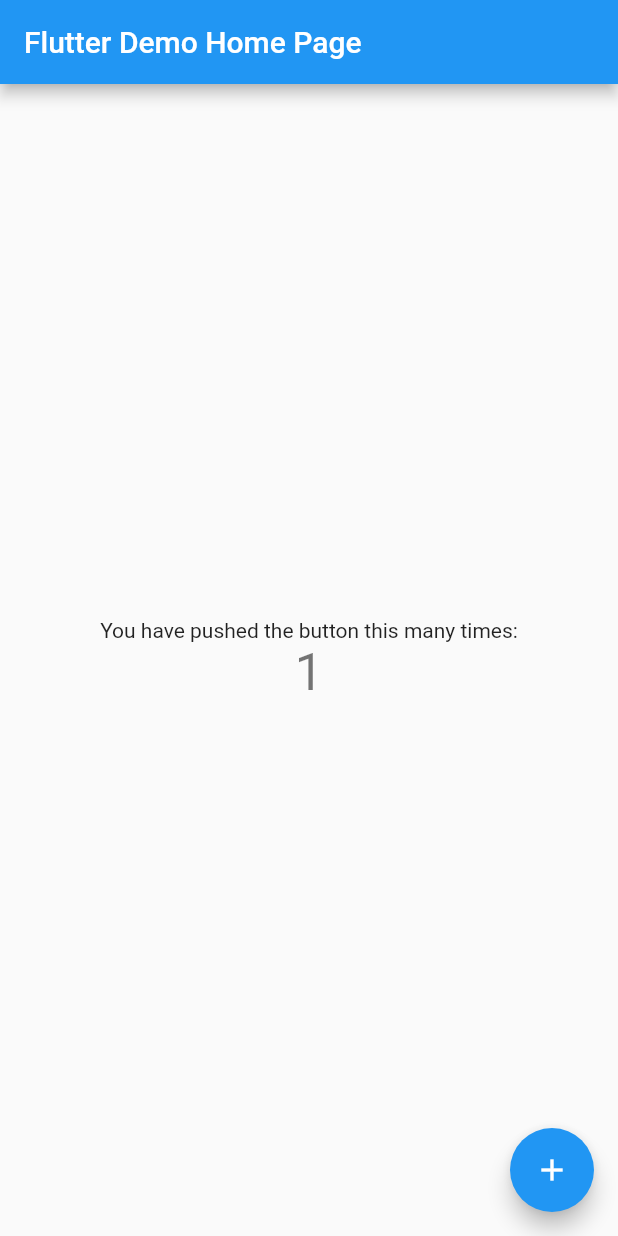
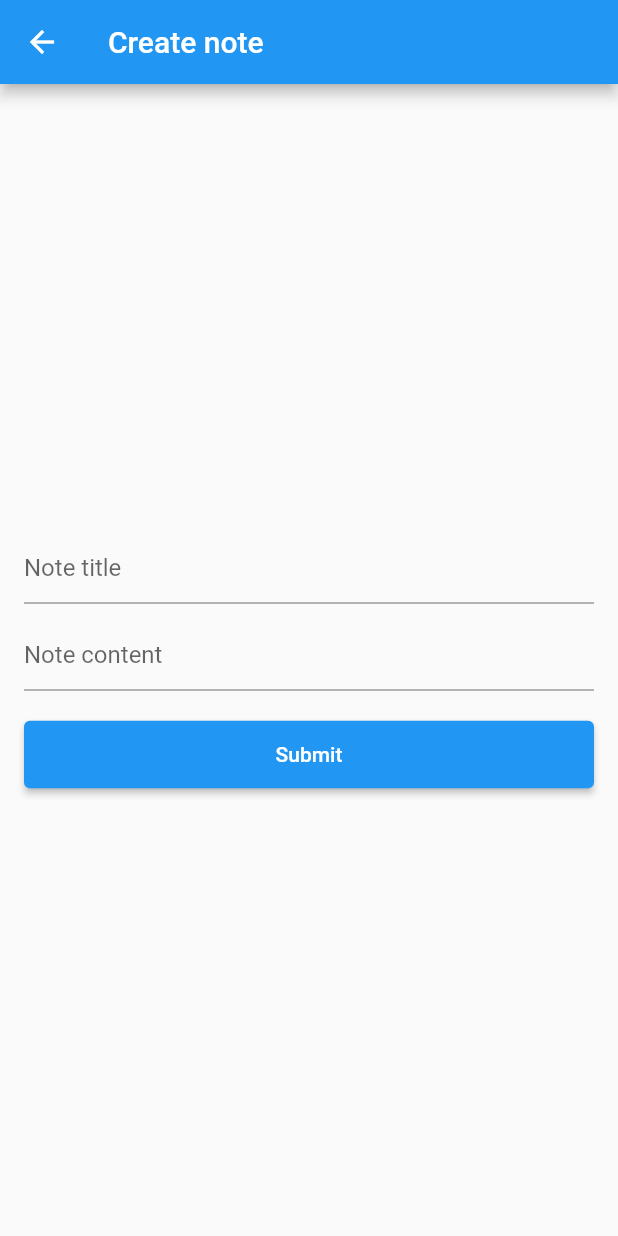
Before and after one commit to alihaidersiddique/Rest_API_NotesApp, a Flutter app: the screen it shows after launch, after a tap on the "add" icon, on a phone screen of 412 x 824 dp. Run offline on Flutter 3.47's test engine with Material 2 defaults, Android fonts, the light colour scheme and no system bars.

Commit message:
view, add, edit notes completed

```diff
--- a/lib/main.dart
+++ b/lib/main.dart
@@ -1,113 +1,18 @@
 import 'package:flutter/material.dart';
+import 'package:rest_api_notes_app/views/notes_list.dart';
 
 void main() {
   runApp(MyApp());
 }
 
 class MyApp extends StatelessWidget {
-  // This widget is the root of your application.
   @override
   Widget build(BuildContext context) {
     return MaterialApp(
       title: 'Flutter Demo',
-      theme: ThemeData(
-        // This is the theme of your application.
-        //
-        // Try running your application with "flutter run". You'll see the
-        // application has a blue toolbar. Then, without quitting the app, try
-        // changing the primarySwatch below to Colors.green and then invoke
-        // "hot reload" (press "r" in the console where you ran "flutter run",
-        // or simply save your changes to "hot reload" in a Flutter IDE).
-        // Notice that the counter didn't reset back to zero; the application
-        // is not restarted.
-        primarySwatch: Colors.blue,
-      ),
-      home: MyHomePage(title: 'Flutter Demo Home Page'),
+      debugShowCheckedModeBanner: false,
+      theme: ThemeData(primarySwatch: Colors.blue),
+      home: NotesList(),
     );
   }
 }
-
-class MyHomePage extends StatefulWidget {
-  MyHomePage({Key? key, required this.title}) : super(key: key);
-
-  // This widget is the home page of your application. It is stateful, meaning
-  // that it has a State object (defined below) that contains fields that affect
-  // how it looks.
-
-  // This class is the configuration for the state. It holds the values (in this
-  // case the title) provided by the parent (in this case the App widget) and
-  // used by the build method of the State. Fields in a Widget subclass are
-  // always marked "final".
-
-  final String title;
-
-  @override
-  _MyHomePageState createState() => _MyHomePageState();
-}
-
-class _MyHomePageState extends State<MyHomePage> {
-  int _counter = 0;
-
-  void _incrementCounter() {
-    setState(() {
-      // This call to setState tells the Flutter framework that something has
-      // changed in this State, which causes it to rerun the build method below
-      // so that the display can reflect the updated values. If we changed
-      // _counter without calling setState(), then the build method would not be
-      // called again, and so nothing would appear to happen.
-      _counter++;
-    });
-  }
-
-  @override
-  Widget build(BuildContext context) {
-    // This method is rerun every time setState is called, for instance as done
-    // by the _incrementCounter method above.
-    //
-    // The Flutter framework has been optimized to make rerunning build methods
-    // fast, so that you can just rebuild anything that needs updating rather
-    // than having to individually change instances of widgets.
-    return Scaffold(
-      appBar: AppBar(
-        // Here we take the value from the MyHomePage object that was created by
-        // the App.build method, and use it to set our appbar title.
-        title: Text(widget.title),
-      ),
-      body: Center(
-        // Center is a layout widget. It takes a single child and positions it
-        // in the middle of the parent.
-        child: Column(
-          // Column is also a layout widget. It takes a list of children and
-          // arranges them vertically. By default, it sizes itself to fit its
-          // children horizontally, and tries to be as tall as its parent.
-          //
-          // Invoke "debug painting" (press "p" in the console, choose the
-          // "Toggle Debug Paint" action from the Flutter Inspector in Android
-          // Studio, or the "Toggle Debug Paint" command in Visual Studio Code)
-          // to see the wireframe for each widget.
-          //
-          // Column has various properties to control how it sizes itself and
-          // how it positions its children. Here we use mainAxisAlignment to
-          // center the children vertically; the main axis here is the vertical
-          // axis because Columns are vertical (the cross axis would be
-          // horizontal).
-          mainAxisAlignment: MainAxisAlignment.center,
-          children: <Widget>[
-            Text(
-              'You have pushed the button this many times:',
-            ),
-            Text(
-              '$_counter',
-              style: Theme.of(context).textTheme.headline4,
-            ),
-          ],
-        ),
-      ),
-      floatingActionButton: FloatingActionButton(
-        onPressed: _incrementCounter,
-        tooltip: 'Increment',
-        child: Icon(Icons.add),
-      ), // This trailing comma makes auto-formatting nicer for build methods.
-    );
-  }
-}
--- /dev/null
+++ b/lib/views/notes_list.dart
@@ -0,0 +1,67 @@
+import 'package:flutter/material.dart';
+import 'package:rest_api_notes_app/models/notes.dart';
+import 'package:rest_api_notes_app/views/notes_modify.dart';
+
+class NotesList extends StatelessWidget {
+  //
+  final notes = [
+    Notes(
+        noteID: '1',
+        noteTitle: 'Note 1',
+        createdDateTime: DateTime.now(),
+        lastEditDateTime: DateTime.now()),
+    Notes(
+        noteID: '2',
+        noteTitle: 'Note 2',
+        createdDateTime: DateTime.now(),
+        lastEditDateTime: DateTime.now()),
+    Notes(
+        noteID: '3',
+        noteTitle: 'Note 3',
+        createdDateTime: DateTime.now(),
+        lastEditDateTime: DateTime.now()),
+  ];
+
+  String formatDateTime(DateTime dateTime) {
+    return '${dateTime.day}/${dateTime.month}/${dateTime.year}';
+  }
+
+  @override
+  Widget build(BuildContext context) {
+    return Scaffold(
+      appBar: AppBar(title: Text('List of Notes')),
+      floatingActionButton: FloatingActionButton(
+        onPressed: () {
+          Navigator.push(
+              context,
+              MaterialPageRoute(
+                builder: (context) => NotesModify(),
+              ));
+        },
+        child: Icon(Icons.add),
+      ),
+      body: ListView.separated(
+          itemBuilder: (context, index) {
+            return ListTile(
+              onTap: () {
+                Navigator.push(
+                    context,
+                    MaterialPageRoute(
+                      builder: (context) =>
+                          NotesModify(noteID: notes[index].noteID),
+                    ));
+              },
+              title: Text(
+                notes[index].noteTitle,
+                style: TextStyle(color: Theme.of(context).primaryColor),
+              ),
+              subtitle: Text(
+                  'Last edited on ${formatDateTime(notes[index].lastEditDateTime)}'),
+            );
+          },
+          separatorBuilder: (context, index) =>
+              Divider(height: 1, color: Colors.green),
+          itemCount: notes.length),
+    );
+  }
+}
--- /dev/null
+++ b/lib/views/notes_modify.dart
@@ -0,0 +1,45 @@
+import 'package:flutter/material.dart';
+
+class NotesModify extends StatelessWidget {
+  //
+  final String? noteID;
+
+  bool get isEditing => noteID != null;
+
+  NotesModify({this.noteID});
+
+  @override
+  Widget build(BuildContext context) {
+    return Scaffold(
+      appBar: AppBar(
+        title: Text(isEditing ? 'Edit note' : 'Create note'),
+      ),
+      body: Padding(
+        padding: const EdgeInsets.all(16.0),
+        child: Column(
+          mainAxisAlignment: MainAxisAlignment.center,
+          children: [
+            TextField(
+              decoration: InputDecoration(hintText: 'Note title'),
+            ),
+            SizedBox(height: 10.0),
+            TextField(
+              decoration: InputDecoration(hintText: 'Note content'),
+            ),
+            SizedBox(height: 20.0),
+            SizedBox(
+              width: double.infinity,
+              height: 45.0,
+              child: ElevatedButton(
+                onPressed: () {
+                  Navigator.of(context).pop();
+                },
+                child: Text('Submit'),
+              ),
+            )
+          ],
+        ),
+      ),
+    );
+  }
+}
```
Also changed, not shown: lib/models/notes.dart (added, +13 -0 lines).
